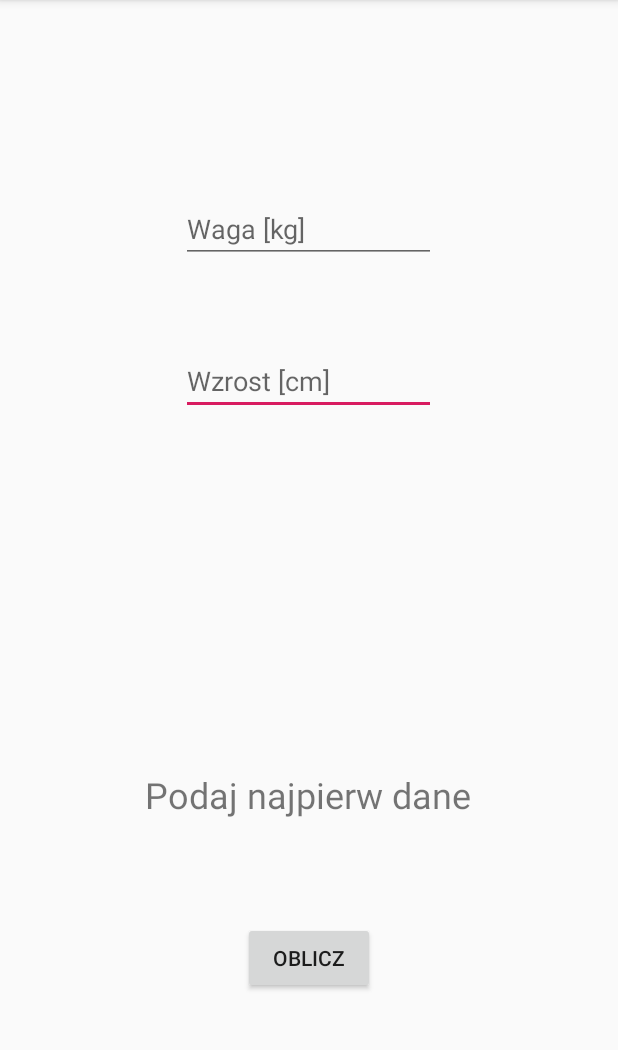
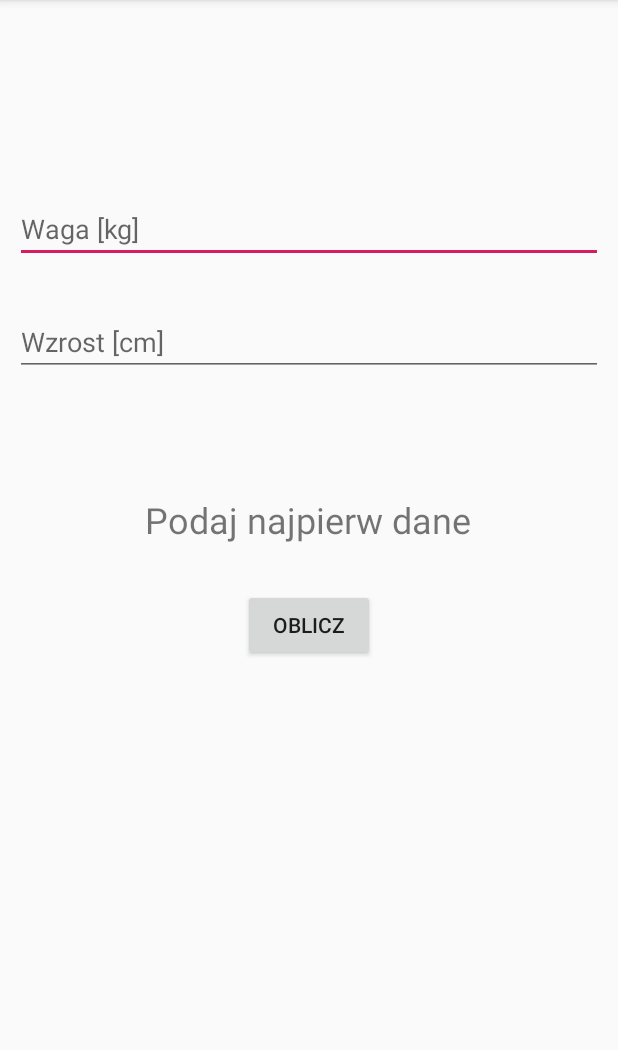
Before and after one commit to mati220i/CaloriesCalculator, an Android app: the BmiActivity screen opened directly, with no data from a screen before it, on a phone screen of 412 x 824 dp, the part 84-1134 px from its top. Run offline under Robolectric (Android 15) with nearby library versions, the phone set to English and light mode, and no system bars.

Commit message:
Fixed each layout, added plus and minus button to number of trainings in cardion and strength

```diff
--- a/app/src/main/res/layout/bmi_activity.xml
+++ b/app/src/main/res/layout/bmi_activity.xml
@@ -1,62 +1,80 @@
 <?xml version="1.0" encoding="utf-8"?>
-<RelativeLayout xmlns:android="http://schemas.android.com/apk/res/android"
+<ScrollView xmlns:android="http://schemas.android.com/apk/res/android"
     xmlns:tools="http://schemas.android.com/tools"
     android:layout_width="match_parent"
     android:layout_height="match_parent"
     android:orientation="vertical">
 
-    <Button
-        android:id="@+id/calculateBtn"
-        android:layout_width="wrap_content"
+
+    <LinearLayout
+        android:layout_width="match_parent"
         android:layout_height="wrap_content"
-        android:layout_alignParentBottom="true"
-        android:layout_centerHorizontal="true"
-        android:layout_marginBottom="105dp"
-        android:text="Oblicz" />
+        android:orientation="vertical">
 
-    <TextView
-        android:id="@+id/result"
-        android:layout_width="wrap_content"
-        android:layout_height="wrap_content"
-        android:layout_alignParentBottom="true"
-        android:layout_centerHorizontal="true"
-        android:layout_marginBottom="222dp"
-        android:text="Podaj najpierw dane"
-        android:textSize="24sp" />
+        <Space
+            android:layout_width="match_parent"
+            android:layout_height="130dp" />
 
-    <EditText
-        android:id="@+id/height"
-        android:layout_width="170dp"
-        android:layout_height="wrap_content"
-        android:layout_alignParentBottom="true"
-        android:layout_centerHorizontal="true"
-        android:layout_marginBottom="491dp"
-        android:layout_weight="1"
-        android:ems="10"
-        android:hint="Wzrost [cm]"
-        android:inputType="number" />
+        <EditText
+            android:id="@+id/weight"
+            android:layout_width="match_parent"
+            android:layout_height="match_parent"
+            android:layout_marginLeft="10dp"
+            android:layout_marginRight="10dp"
+            android:hint="Waga [kg]"
+            android:inputType="number" />
 
-    <TextView
-        android:id="@+id/bmiNumber"
-        android:layout_width="wrap_content"
-        android:layout_height="wrap_content"
-        android:layout_alignParentBottom="true"
-        android:layout_centerHorizontal="true"
-        android:layout_marginBottom="274dp"
-        tools:ignore="RtlHardcoded" />
+        <Space
+            android:layout_width="match_parent"
+            android:layout_height="30dp" />
 
-    <EditText
-        android:id="@+id/weight"
-        android:layout_width="170dp"
-        android:layout_height="wrap_content"
-        android:layout_alignParentTop="true"
-        android:layout_centerHorizontal="true"
-        android:layout_marginTop="130dp"
-        android:layout_marginEnd="10dp"
-        android:layout_weight="1"
-        android:ems="10"
-        android:hint="Waga [kg]"
-        android:inputType="number" />
+        <EditText
+            android:id="@+id/height"
+            android:layout_width="match_parent"
+            android:layout_height="match_parent"
+            android:layout_marginLeft="10dp"
+            android:layout_marginRight="10dp"
+            android:hint="Wzrost [cm]"
+            android:inputType="number" />
+
+        <Space
+            android:layout_width="match_parent"
+            android:layout_height="30dp" />
+
+        <TextView
+            android:id="@+id/bmiNumber"
+            android:layout_width="wrap_content"
+            android:layout_height="match_parent"
+            android:layout_gravity="center"
+            tools:ignore="RtlHardcoded" />
+
+        <Space
+            android:layout_width="match_parent"
+            android:layout_height="30dp" />
+
+        <TextView
+            android:id="@+id/result"
+            android:layout_width="wrap_content"
+            android:layout_height="match_parent"
+            android:layout_gravity="center"
+            android:text="Podaj najpierw dane"
+            android:textSize="24sp" />
+
+        <Space
+            android:layout_width="match_parent"
+            android:layout_height="30dp" />
+
+        <Button
+            android:id="@+id/calculateBtn"
+            android:layout_width="wrap_content"
+            android:layout_height="wrap_content"
+            android:layout_gravity="center"
+            android:text="Oblicz" />
+
+        <Space
+            android:layout_width="match_parent"
+            android:layout_height="150dp" />
+    </LinearLayout>
 
 
-</RelativeLayout>
+</ScrollView>
```
Also changed, not shown: app/src/main/java/pl/mateuszSliwa/caloriescalculator/activities/CaloricNeedsActivity.kt (+64 -0 lines), app/src/main/res/layout/activity_main.xml (+14 -10 lines), app/src/main/res/layout/bmr_activity.xml (+17 -3 lines), app/src/main/res/layout/burned_calories_activity.xml (+17 -7 lines), app/src/main/res/layout/caloric_needs_activity.xml (+49 -13 lines).
